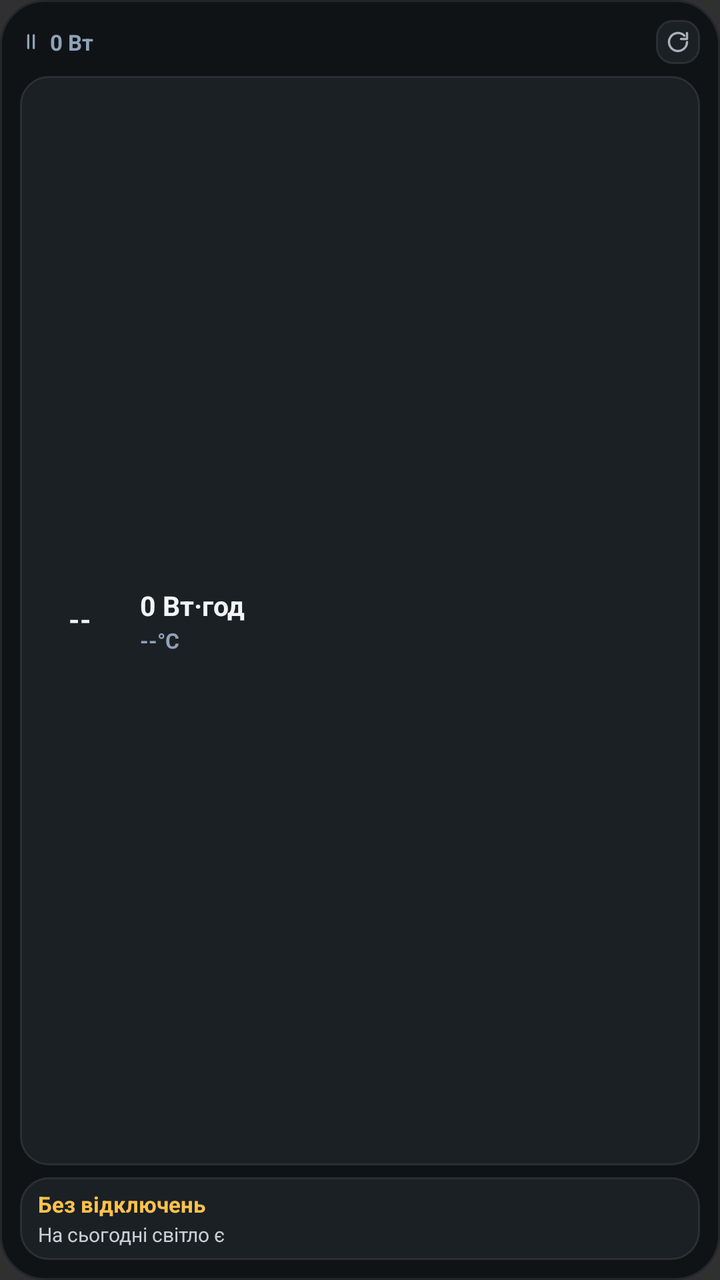
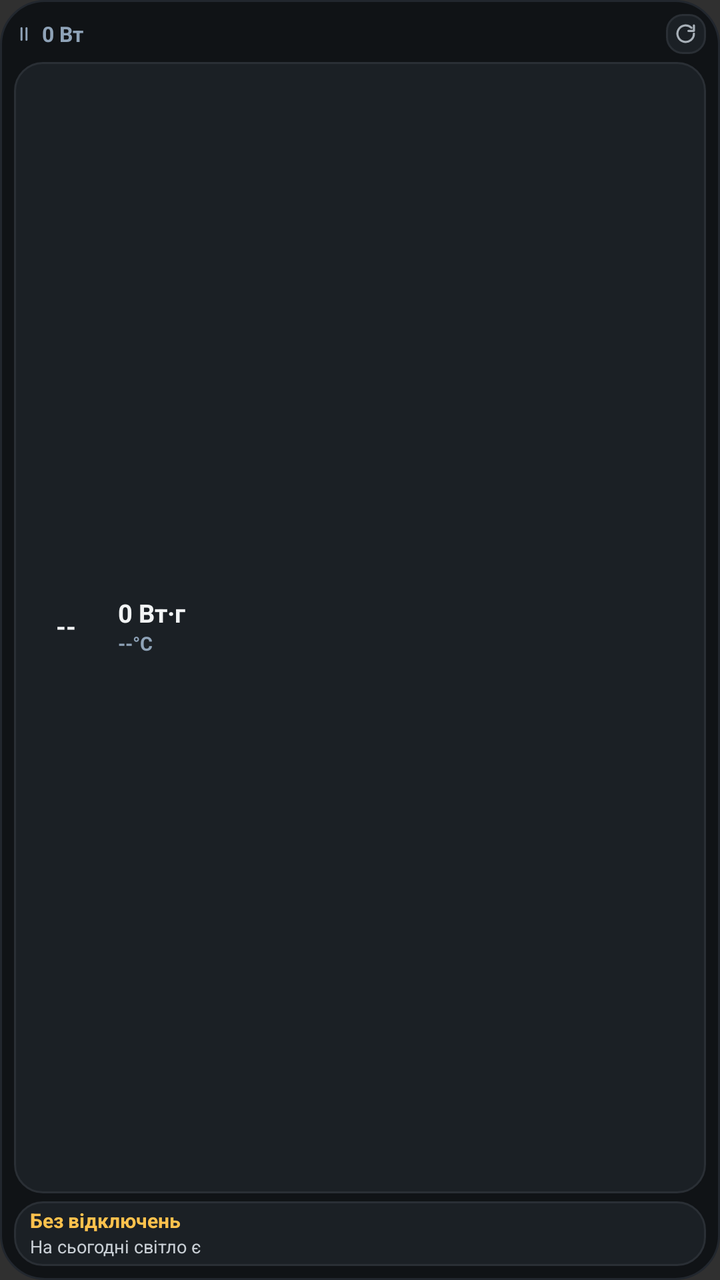

An Android layout rendered at two revisions. The XML below is the earlier revision; the diff shows what the commit changed to produce the second picture.
<!-- AndroidManifest.xml: application theme Theme.AppCompat.NoActionBar -->
<!-- res/layout/widget_marstek_2x2.xml -->
<?xml version="1.0" encoding="utf-8"?>
<LinearLayout xmlns:android="http://schemas.android.com/apk/res/android"
    android:id="@+id/widgetRoot"
    android:layout_width="match_parent"
    android:layout_height="match_parent"
    android:background="@drawable/widget_bg"
    android:orientation="vertical"
    android:padding="10dp">

    
    <LinearLayout
        android:layout_width="match_parent"
        android:layout_height="wrap_content"
        android:gravity="center_vertical"
        android:orientation="horizontal">

        <ImageView
            android:id="@+id/mini2ModeIcon"
            android:layout_width="11dp"
            android:layout_height="11dp"
            android:contentDescription="@null"
            android:src="@drawable/ic_mode_idle" />

        <TextView
            android:id="@+id/mini2WattsText"
            android:layout_width="0dp"
            android:layout_height="wrap_content"
            android:layout_marginStart="4dp"
            android:layout_weight="1"
            android:ellipsize="end"
            android:fontFeatureSettings="tnum"
            android:maxLines="1"
            android:text="0 Вт"
            android:textColor="#8FA3B8"
            android:textSize="11sp"
            android:textStyle="bold" />

        <FrameLayout
            android:id="@+id/mini2RefreshBtn"
            android:layout_width="22dp"
            android:layout_height="22dp"
            android:background="@drawable/refresh_btn_bg">

            <ImageView
                android:layout_width="12dp"
                android:layout_height="12dp"
                android:layout_gravity="center"
                android:contentDescription="@string/app_name"
                android:src="@drawable/ic_refresh" />
        </FrameLayout>
    </LinearLayout>

    
    <LinearLayout
        android:id="@+id/mini2BatteryTile"
        android:layout_width="match_parent"
        android:layout_height="0dp"
        android:layout_marginTop="6dp"
        android:layout_weight="1"
        android:background="@drawable/widget_card_bg"
        android:gravity="center_vertical"
        android:orientation="horizontal"
        android:padding="8dp">

        <FrameLayout
            android:layout_width="44dp"
            android:layout_height="44dp">

            <ImageView
                android:id="@+id/mini2GaugeImage"
                android:layout_width="match_parent"
                android:layout_height="match_parent"
                android:contentDescription="@null"
                android:scaleType="fitCenter" />

            <TextView
                android:id="@+id/mini2SocText"
                android:layout_width="match_parent"
                android:layout_height="match_parent"
                android:fontFeatureSettings="tnum"
                android:gravity="center"
                android:includeFontPadding="false"
                android:text="--"
                android:textColor="#F2F4F5"
                android:textSize="14sp"
                android:textStyle="bold" />
        </FrameLayout>

        <LinearLayout
            android:layout_width="0dp"
            android:layout_height="wrap_content"
            android:layout_marginStart="8dp"
            android:layout_weight="1"
            android:orientation="vertical">

            <TextView
                android:id="@+id/mini2DurationText"
                android:layout_width="match_parent"
                android:layout_height="wrap_content"
                android:ellipsize="end"
                android:fontFeatureSettings="tnum"
                android:maxLines="1"
                android:text="0 Вт·год"
                android:textColor="#F2F4F5"
                android:textSize="13.5sp"
                android:textStyle="bold" />

            <TextView
                android:id="@+id/mini2TempText"
                android:layout_width="match_parent"
                android:layout_height="wrap_content"
                android:layout_marginTop="1dp"
                android:fontFeatureSettings="tnum"
                android:maxLines="1"
                android:text="--°C"
                android:textColor="#8FA3B8"
                android:textSize="10.5sp"
                android:textStyle="bold" />
        </LinearLayout>
    </LinearLayout>

    
    <LinearLayout
        android:id="@+id/mini2OutageTile"
        android:layout_width="match_parent"
        android:layout_height="wrap_content"
        android:layout_marginTop="6dp"
        android:background="@drawable/widget_card_bg"
        android:orientation="vertical"
        android:paddingStart="9dp"
        android:paddingTop="6dp"
        android:paddingEnd="9dp"
        android:paddingBottom="6dp">

        <TextView
            android:id="@+id/mini2OutageRange"
            android:layout_width="match_parent"
            android:layout_height="wrap_content"
            android:ellipsize="end"
            android:fontFeatureSettings="tnum"
            android:maxLines="1"
            android:text="Без відключень"
            android:textColor="#FFC24D"
            android:textSize="11sp"
            android:textStyle="bold" />

        <TextView
            android:id="@+id/mini2OutageCountdown"
            android:layout_width="match_parent"
            android:layout_height="wrap_content"
            android:layout_marginTop="1dp"
            android:ellipsize="end"
            android:fontFeatureSettings="tnum"
            android:maxLines="1"
            android:text="На сьогодні світло є"
            android:textColor="#C9CFD5"
            android:textSize="10sp" />
    </LinearLayout>

</LinearLayout>
<!-- resources referenced by this layout -->
<resources>
  <!-- drawable ic_mode_idle (drawable) -->
  <?xml version="1.0" encoding="utf-8"?>
  <vector xmlns:android="http://schemas.android.com/apk/res/android"
      android:width="14dp"
      android:height="14dp"
      android:viewportWidth="24"
      android:viewportHeight="24">
      <path
          android:fillColor="#00000000"
          android:pathData="M9,5v14M15,5v14"
          android:strokeColor="#8FA3B8"
          android:strokeLineCap="round"
          android:strokeLineJoin="round"
          android:strokeWidth="2.4" />
  </vector>
  <!-- drawable ic_refresh (drawable) -->
  <?xml version="1.0" encoding="utf-8"?>
  <vector xmlns:android="http://schemas.android.com/apk/res/android"
      android:width="16dp"
      android:height="16dp"
      android:viewportWidth="24"
      android:viewportHeight="24">
      <path
          android:fillColor="#00000000"
          android:pathData="M21,12a9,9 0,1 1,-2.64 -6.36"
          android:strokeColor="#A8B0B8"
          android:strokeLineCap="round"
          android:strokeLineJoin="round"
          android:strokeWidth="2.3" />
      <path
          android:fillColor="#00000000"
          android:pathData="M21,3v6h-6"
          android:strokeColor="#A8B0B8"
          android:strokeLineCap="round"
          android:strokeLineJoin="round"
          android:strokeWidth="2.3" />
  </vector>
  <!-- drawable refresh_btn_bg (drawable) -->
  <?xml version="1.0" encoding="utf-8"?>
  <shape xmlns:android="http://schemas.android.com/apk/res/android"
      android:shape="rectangle">
      <solid android:color="#1B2025" />
      <corners android:radius="8dp" />
      <stroke
          android:width="1dp"
          android:color="#2A2F35" />
  </shape>
  <!-- drawable widget_bg (drawable) -->
  <?xml version="1.0" encoding="utf-8"?>
  <shape xmlns:android="http://schemas.android.com/apk/res/android"
      android:shape="rectangle">
      <solid android:color="#101316" />
      <corners android:radius="22dp" />
      <stroke
          android:width="1dp"
          android:color="#22272E" />
  </shape>
  <!-- drawable widget_card_bg (drawable) -->
  <?xml version="1.0" encoding="utf-8"?>
  <shape xmlns:android="http://schemas.android.com/apk/res/android"
      android:shape="rectangle">
      <solid android:color="#1B2025" />
      <corners android:radius="14dp" />
      <stroke
          android:width="1dp"
          android:color="#2A2F35" />
  </shape>
  <string name="app_name">Marstek Venus Widget</string>
</resources>

<!-- the commit's change to res/layout/widget_marstek_2x2.xml (unified diff, before → after) -->
@@ -5,7 +5,7 @@
     android:layout_height="match_parent"
     android:background="@drawable/widget_bg"
     android:orientation="vertical"
-    android:padding="10dp">
+    android:padding="7dp">
 
     
     <LinearLayout
@@ -16,8 +16,8 @@
 
         <ImageView
             android:id="@+id/mini2ModeIcon"
-            android:layout_width="11dp"
-            android:layout_height="11dp"
+            android:layout_width="10dp"
+            android:layout_height="10dp"
             android:contentDescription="@null"
             android:src="@drawable/ic_mode_idle" />
 
@@ -32,18 +32,18 @@
             android:maxLines="1"
             android:text="0 Вт"
             android:textColor="#8FA3B8"
-            android:textSize="11sp"
+            android:textSize="10.5sp"
             android:textStyle="bold" />
 
         <FrameLayout
             android:id="@+id/mini2RefreshBtn"
-            android:layout_width="22dp"
-            android:layout_height="22dp"
+            android:layout_width="20dp"
+            android:layout_height="20dp"
             android:background="@drawable/refresh_btn_bg">
 
             <ImageView
-                android:layout_width="12dp"
-                android:layout_height="12dp"
+                android:layout_width="11dp"
+                android:layout_height="11dp"
                 android:layout_gravity="center"
                 android:contentDescription="@string/app_name"
                 android:src="@drawable/ic_refresh" />
@@ -55,16 +55,19 @@
         android:id="@+id/mini2BatteryTile"
         android:layout_width="match_parent"
         android:layout_height="0dp"
-        android:layout_marginTop="6dp"
+        android:layout_marginTop="4dp"
         android:layout_weight="1"
         android:background="@drawable/widget_card_bg"
         android:gravity="center_vertical"
         android:orientation="horizontal"
-        android:padding="8dp">
+        android:paddingStart="7dp"
+        android:paddingTop="4dp"
+        android:paddingEnd="7dp"
+        android:paddingBottom="4dp">
 
         <FrameLayout
-            android:layout_width="44dp"
-            android:layout_height="44dp">
+            android:layout_width="38dp"
+            android:layout_height="38dp">
 
             <ImageView
                 android:id="@+id/mini2GaugeImage"
@@ -82,14 +85,14 @@
                 android:includeFontPadding="false"
                 android:text="--"
                 android:textColor="#F2F4F5"
-                android:textSize="14sp"
+                android:textSize="12.5sp"
                 android:textStyle="bold" />
         </FrameLayout>
 
         <LinearLayout
             android:layout_width="0dp"
             android:layout_height="wrap_content"
-            android:layout_marginStart="8dp"
+            android:layout_marginStart="7dp"
             android:layout_weight="1"
             android:orientation="vertical">
 
@@ -99,22 +102,24 @@
                 android:layout_height="wrap_content"
                 android:ellipsize="end"
                 android:fontFeatureSettings="tnum"
+                android:includeFontPadding="false"
                 android:maxLines="1"
-                android:text="0 Вт·год"
+                android:text="0 Вт·г"
                 android:textColor="#F2F4F5"
-                android:textSize="13.5sp"
+                android:textSize="12.5sp"
                 android:textStyle="bold" />
 
             <TextView
                 android:id="@+id/mini2TempText"
                 android:layout_width="match_parent"
                 android:layout_height="wrap_content"
-                android:layout_marginTop="1dp"
+                android:layout_marginTop="2dp"
                 android:fontFeatureSettings="tnum"
+                android:includeFontPadding="false"
                 android:maxLines="1"
                 android:text="--°C"
                 android:textColor="#8FA3B8"
-                android:textSize="10.5sp"
+                android:textSize="9.5sp"
                 android:textStyle="bold" />
         </LinearLayout>
     </LinearLayout>
@@ -124,13 +129,13 @@
         android:id="@+id/mini2OutageTile"
         android:layout_width="match_parent"
         android:layout_height="wrap_content"
-        android:layout_marginTop="6dp"
+        android:layout_marginTop="4dp"
         android:background="@drawable/widget_card_bg"
         android:orientation="vertical"
-        android:paddingStart="9dp"
-        android:paddingTop="6dp"
-        android:paddingEnd="9dp"
-        android:paddingBottom="6dp">
+        android:paddingStart="8dp"
+        android:paddingTop="4dp"
+        android:paddingEnd="8dp"
+        android:paddingBottom="4dp">
 
         <TextView
             android:id="@+id/mini2OutageRange"
@@ -138,23 +143,25 @@
             android:layout_height="wrap_content"
             android:ellipsize="end"
             android:fontFeatureSettings="tnum"
+            android:includeFontPadding="false"
             android:maxLines="1"
             android:text="Без відключень"
             android:textColor="#FFC24D"
-            android:textSize="11sp"
+            android:textSize="10sp"
             android:textStyle="bold" />
 
         <TextView
             android:id="@+id/mini2OutageCountdown"
             android:layout_width="match_parent"
             android:layout_height="wrap_content"
-            android:layout_marginTop="1dp"
+            android:layout_marginTop="2dp"
             android:ellipsize="end"
             android:fontFeatureSettings="tnum"
+            android:includeFontPadding="false"
             android:maxLines="1"
             android:text="На сьогодні світло є"
             android:textColor="#C9CFD5"
-            android:textSize="10sp" />
+            android:textSize="9sp" />
     </LinearLayout>
 
 </LinearLayout>
